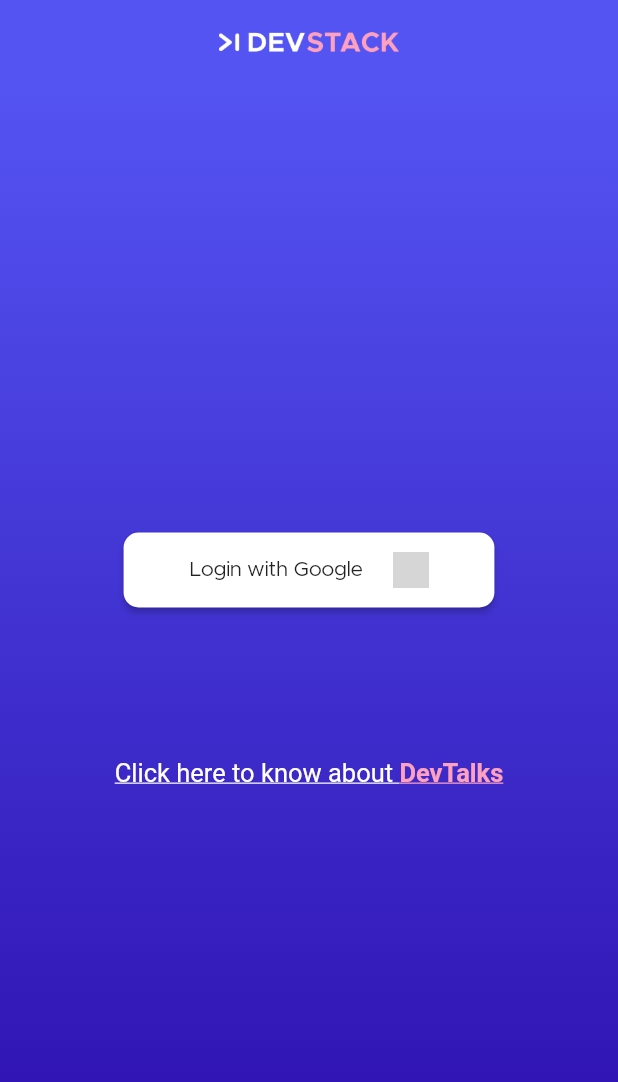
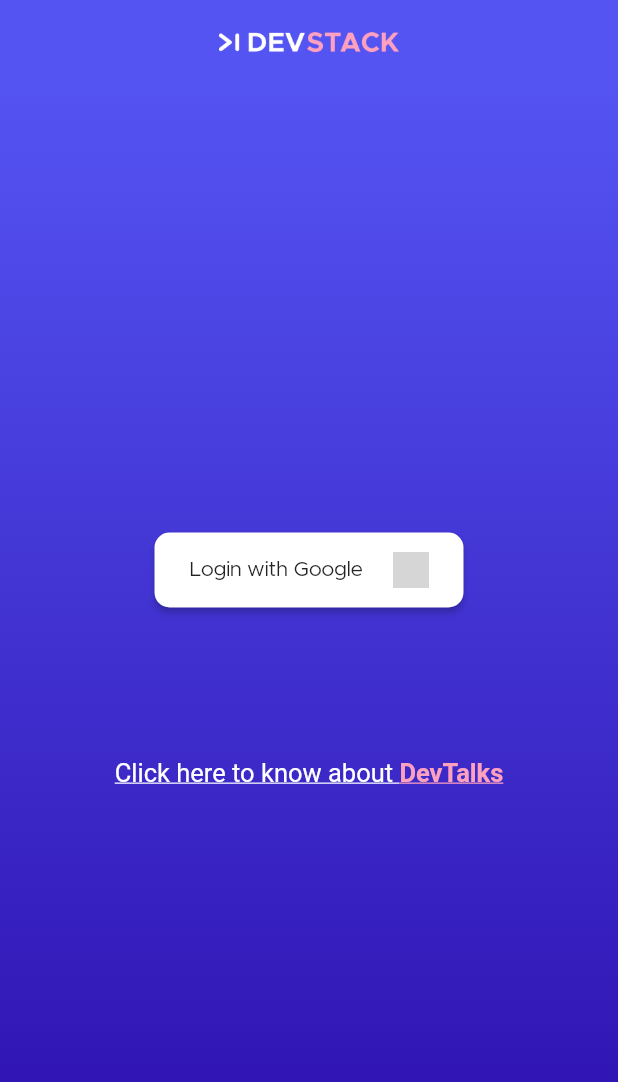
Before and after one commit to rithikjain/devstack-app, a Flutter app: the AuthScreen screen opened by its route, on a phone screen of 412 x 824 dp. Shown: the top 1082 px of the screen. Run offline on Flutter 3.47's test engine with Material 2 defaults, Android fonts, the phone set to English and light mode, and no system bars; our stand-ins replace carousel_slider; network calls fail; project files that could hold a hidden picture were left out; grey boxes are pictures that could not be loaded.

Commit message:
UI: Minor changes

```diff
--- a/lib/src/presentation/screens/auth/auth_screen.dart
+++ b/lib/src/presentation/screens/auth/auth_screen.dart
@@ -1,12 +1,17 @@
 import 'package:devtalks/src/presentation/animations/show_up.dart';
-import 'package:devtalks/src/presentation/screens/main/base_screen.dart';
 import 'package:devtalks/src/presentation/themes/text_styles.dart';
-import 'package:devtalks/src/presentation/themes/themes.dart';
 import 'package:devtalks/src/presentation/widgets/bg_gradient.dart';
 import 'package:flutter/material.dart';
 
-class AuthScreen extends StatelessWidget {
+class AuthScreen extends StatefulWidget {
   static const routename = "/auth";
+
+  @override
+  _AuthScreenState createState() => _AuthScreenState();
+}
+
+class _AuthScreenState extends State<AuthScreen> {
+  bool _isLoading = false;
 
   @override
   Widget build(BuildContext context) {
@@ -34,14 +39,15 @@
                 children: [
                   Container(
                     height: 50,
-                    width: MediaQuery.of(context).size.width * 0.6,
+                    width: MediaQuery.of(context).size.width * 0.5,
                     child: RaisedButton(
                       onPressed: () {},
                       color: Colors.white,
                       shape: RoundedRectangleBorder(
                         borderRadius: BorderRadius.circular(10),
                       ),
-                      child: Row(
+                      child: (!_isLoading)
+                          ? Row(
                               mainAxisAlignment: MainAxisAlignment.center,
                               children: <Widget>[
                                 Text('Login with Google'),
@@ -54,6 +60,11 @@
                                   height: 24,
                                 )
                               ],
+                            )
+                          : Container(
+                              height: 35,
+                              width: 35,
+                              child: CircularProgressIndicator(),
                             ),
                     ),
                   ),
--- a/pubspec.yaml
+++ b/pubspec.yaml
@@ -26,6 +26,7 @@
   cupertino_icons: ^0.1.3
   carousel_slider: ^2.2.1
   google_sign_in: ^4.5.3
+  firebase_core: ^0.5.0
 
 dev_dependencies:
   flutter_test:
```
Also changed, not shown: pubspec.lock, 3 other files. Lines whose indentation alone changed are shown as unchanged.
